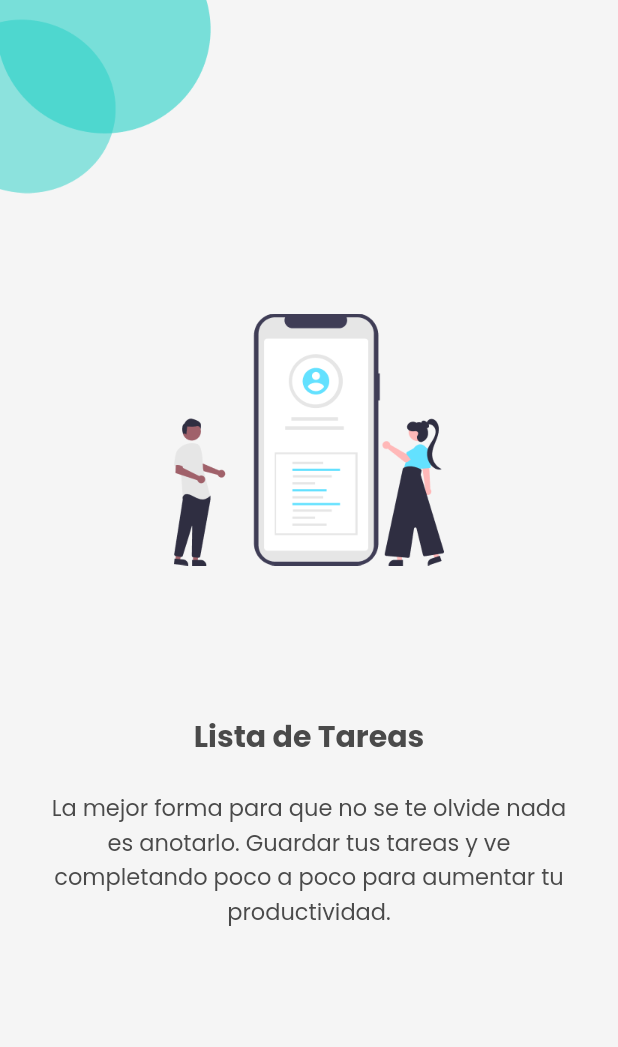
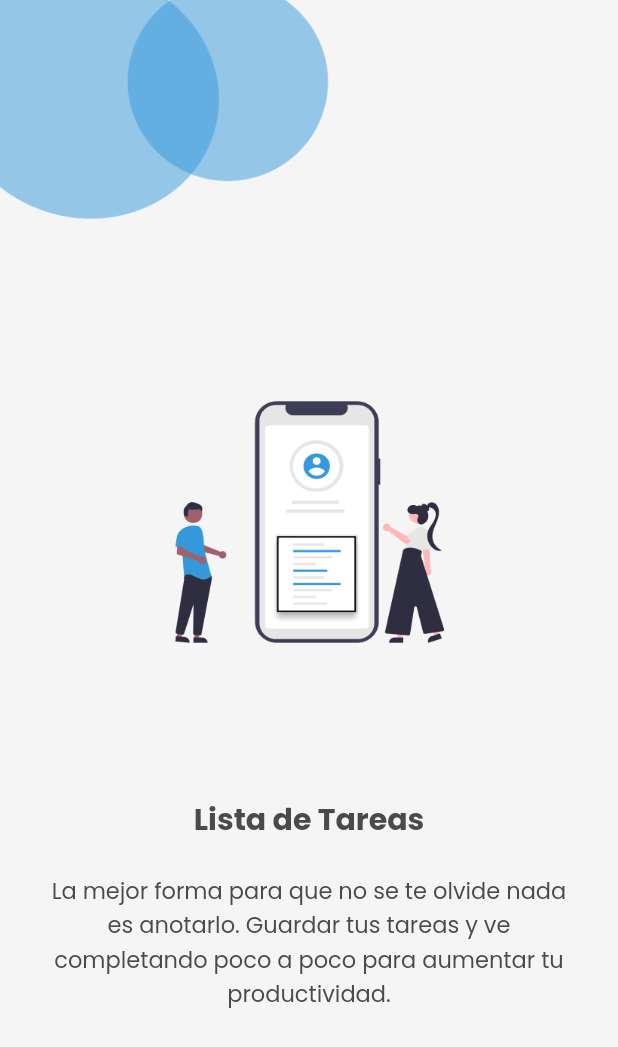
Before and after one commit to lucamc/ToDo-flutter, a Flutter app: the screen it shows after launch, on a phone screen of 412 x 824 dp. Shown: the top 1047 px of the screen. Run offline on Flutter 3.47's test engine with Material 2 defaults, Android fonts, the phone set to English and light mode, and no system bars.

Commit message:
Add ToDo app with flutter

```diff
--- a/lib/app/app.dart
+++ b/lib/app/app.dart
@@ -1,6 +1,7 @@
 import 'package:flutter/material.dart';
 import 'package:to_do_list/app/view/home.dart';
 import 'package:to_do_list/app/view/splash_page.dart';
+import 'package:to_do_list/app/view/taskList_page.dart';
 
 class MyApp extends StatelessWidget {
   const MyApp({super.key});
@@ -9,7 +10,7 @@ class MyApp extends StatelessWidget {
   Widget build(BuildContext context) {
 
     //Theme Colors.
-    const primaryColor = Color(0xFF40B7AD);
+    const primaryColor = Color(0xFF3498DB);
     const textColor = Color(0xFF4A4A4A);
     const backgroundColor = Color(0xFFF5F5F5);
 
--- a/lib/app/view/splash_page.dart
+++ b/lib/app/view/splash_page.dart
@@ -11,9 +11,9 @@ class SplashPage extends StatelessWidget {
           Row(
             children: [
               Image.asset(
-                'assets/images/shape.png',
-                width: 141,
-                height: 129,
+                'assets/images/splash-1.png',
+                width: 248,
+                height: 184,
               ),
             ],
           ),
@@ -40,14 +40,16 @@ class SplashPage extends StatelessWidget {
             height: 21,
           ),
 
-          Padding(
+          GestureDetector(
+            child: Padding(
               padding: const EdgeInsets.symmetric(horizontal: 32),
               child: Text(
                   'La mejor forma para que no se te olvide nada es anotarlo. Guardar tus tareas y ve completando poco a poco para aumentar tu productividad.',
               textAlign: TextAlign.center,
               style: Theme.of(context).textTheme.bodyText2!.copyWith(fontWeight: FontWeight.w400, fontSize: 15),
                ),
-          )
+            ),
+          ),
         ],
       ),
     );
--- a/pubspec.yaml
+++ b/pubspec.yaml
@@ -62,7 +62,8 @@ flutter:
   # To add assets to your application, add an assets section, like this:
   assets:
      - assets/images/onboarding-image.png
-     - assets/images/shape.png
+     - assets/images/splash-1.png
+     - assets/images/splash-2.png
 
   # An image asset can refer to one or more resolution-specific "variants", see
   # https://flutter.dev/assets-and-images/#resolution-aware
```
Also changed, not shown: lib/app/view/taskList_page.dart (added, +43 -0 lines), assets/images/onboarding-image.png, assets/images/shape.png (deleted), assets/images/splash-1.png (added), assets/images/splash-2.png (added). Lines whose indentation alone changed are shown as unchanged.
